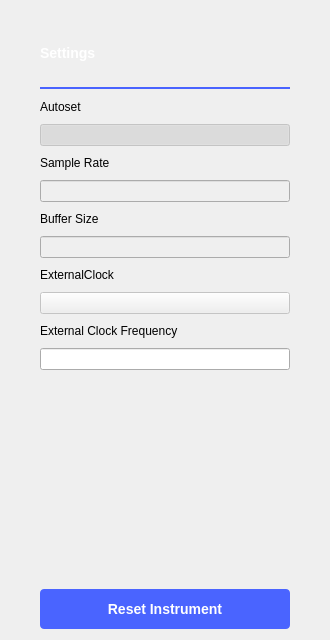
Old version of the form ui/pg_settings.ui in the repository analogdevicesinc/scopy.
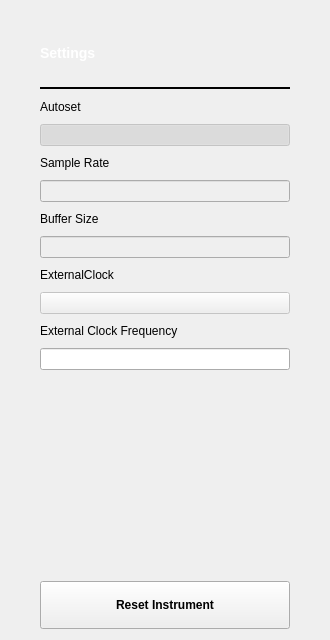
New version of the form. Custom widgets are drawn as their Qt base class.

The edit to the form file:
```diff
--- a/ui/pg_settings.ui
+++ b/ui/pg_settings.ui
@@ -159,9 +159,6 @@
      </property>
      <item>
       <widget class="Line" name="line">
-       <property name="styleSheet">
-        <string notr="true">QFrame { color:  rgb(73, 99, 255); }</string>
-       </property>
        <property name="frameShadow">
         <enum>QFrame::Plain</enum>
        </property>
@@ -273,14 +270,9 @@
     <widget class="QPushButton" name="PB_Reset">
      <property name="styleSheet">
       <string notr="true">height:40px;
-background-color: #4A64FF;
-border-radius: 4px;
 
-
-font-size: 14px;
 font-weight: bold;
-line-height: 16px;
-color: #FFFFFF;</string>
+line-height: 16px;</string>
      </property>
      <property name="text">
       <string>Reset Instrument</string>
```
Left out of the diff: 35 changed lines with no effect on the pictures.
